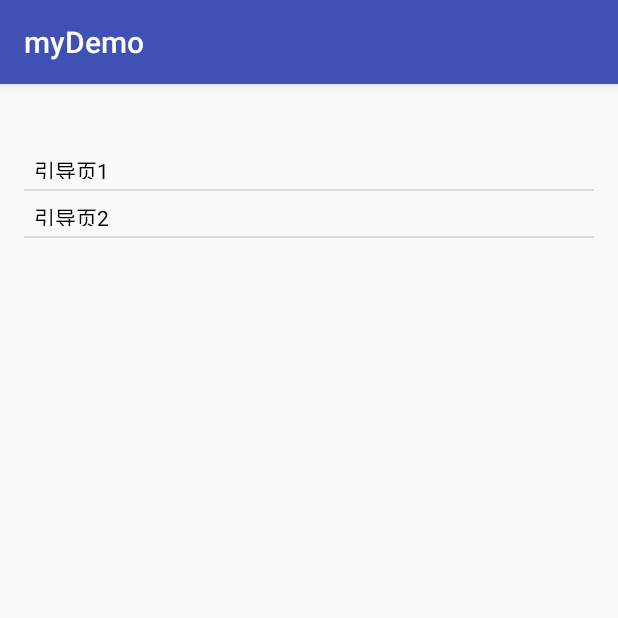
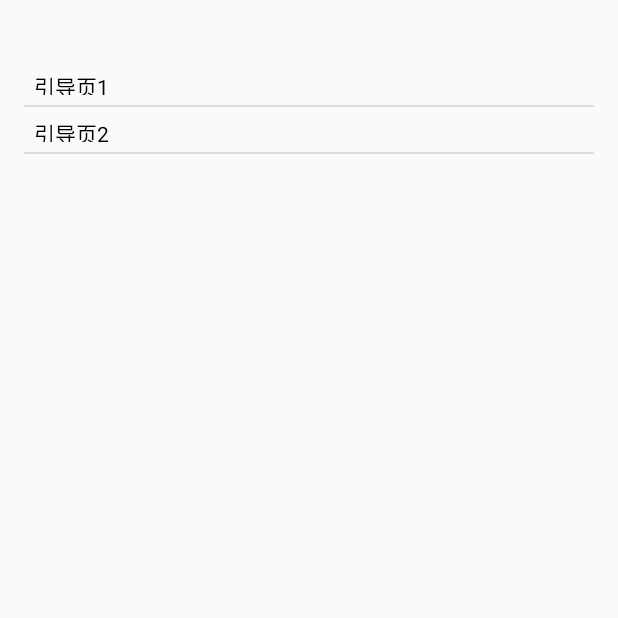
Before and after one commit to carrey001/myDemo, an Android app: the GuideListAct screen opened directly, with no data from a screen before it, on a phone screen of 412 x 824 dp, the top half of it. Run offline under Robolectric (Android 15) with nearby library versions, the phone set to English and light mode, and no system bars.

Commit message:
yindaoye 2

```diff
--- a/app/src/main/AndroidManifest.xml
+++ b/app/src/main/AndroidManifest.xml
@@ -14,7 +14,7 @@
 
     <application
         android:name=".BaseApp"
-        android:allowBackup="true"
+        android:allowBackup="false"
         android:icon="@mipmap/ic_launcher"
         android:label="@string/app_name"
         android:supportsRtl="true"
--- a/app/src/main/res/values/styles.xml
+++ b/app/src/main/res/values/styles.xml
@@ -1,7 +1,7 @@
 <resources>
 
     <!-- Base application theme. -->
-    <style name="AppTheme" parent="Theme.AppCompat.Light.DarkActionBar">
+    <style name="AppTheme" parent="AppBaseTheme">
         <!-- Customize your theme here. -->
         <item name="colorPrimary">@color/colorPrimary</item>
         <item name="colorPrimaryDark">@color/colorPrimaryDark</item>
--- a/common/src/main/AndroidManifest.xml
+++ b/common/src/main/AndroidManifest.xml
@@ -2,9 +2,8 @@
     package="com.carrey.common">
 
     <application
-        android:allowBackup="true"
-        android:label="@string/app_name"
-        android:supportsRtl="true">
+        android:allowBackup="false"
+        android:label="@string/app_name">
 
     </application>
 
--- a/common/src/main/java/com/carrey/common/CommonAct.java
+++ b/common/src/main/java/com/carrey/common/CommonAct.java
@@ -1,9 +1,11 @@
 package com.carrey.common;
 
+import android.annotation.TargetApi;
 import android.content.Intent;
 import android.content.pm.ActivityInfo;
 import android.graphics.Color;
 import android.net.Uri;
+import android.os.Build;
 import android.os.Bundle;
 import android.support.v7.app.AppCompatActivity;
 import android.view.LayoutInflater;
@@ -14,10 +16,14 @@ import android.widget.FrameLayout;
 import android.widget.LinearLayout;
 import android.widget.RelativeLayout;
 
+import com.carrey.common.util.AndroidBug5497Workaround;
 import com.carrey.common.util.ApiCompatibleUtil;
+import com.carrey.common.util.SchemeUtil;
 import com.carrey.common.util.SystemUtil;
 import com.carrey.common.util.UIUtil;
 import com.carrey.common.view.swipeback.SwipeBackActivityHelper;
+
+import java.util.Set;
 
 /**
  * 类描述：  activity 的基类
@@ -26,7 +32,7 @@ import com.carrey.common.view.swipeback.SwipeBackActivityHelper;
  */
 
 public abstract class CommonAct extends AppCompatActivity {
-
+    protected View mTitleBar;
     protected View mStatusBarTintView;
     private FrameLayout mContentLayout;
     public boolean mIsResume;
@@ -36,7 +42,7 @@ public abstract class CommonAct extends AppCompatActivity {
     /**
      * 设置通用的一些act共性
      */
-
+    @TargetApi(Build.VERSION_CODES.LOLLIPOP)
     @Override
     protected void onCreate(Bundle savedInstanceState) {
         super.onCreate(savedInstanceState);
@@ -202,13 +208,12 @@ public abstract class CommonAct extends AppCompatActivity {
      * 默认使用titlebar
      */
     protected boolean isShowTitleBar() {
-        return false;
+        return true;
     }
 
     // 根布局是否使用自定义布局
     private boolean isUseCustomContent() {
-        return true;
-//        return isShowTitleBar() || (useTintStatusBar() && ApiCompatibleUtil.hasKitKat());
+        return isShowTitleBar() || (useTintStatusBar() && ApiCompatibleUtil.hasKitKat());
     }
 
 
@@ -228,10 +233,11 @@ public abstract class CommonAct extends AppCompatActivity {
         if (isUseCustomContent()) {
             // 最外层布局
             RelativeLayout base_view = new RelativeLayout(this);
-            if (isShowTitleBar()) {
+            if (false) {
+//            if (isShowTitleBar()) {
                 initTitleBar();
                 // 填入View
-//                base_view.addView(mTitleBar);
+                base_view.addView(mTitleBar);
             } else if (isShowTintStatusBar() && ApiCompatibleUtil.hasKitKat()) {
                 initTintStatusBar();
                 // 填入View
@@ -248,11 +254,11 @@ public abstract class CommonAct extends AppCompatActivity {
 
             // 设置ContentView
             setContentView(base_view, new FrameLayout.LayoutParams(FrameLayout.LayoutParams.MATCH_PARENT, FrameLayout.LayoutParams.MATCH_PARENT));
-//            if (SystemUtil.isTintStatusBarAvailable(this)) {
-//                if ((getWindow().getAttributes().softInputMode & WindowManager.LayoutParams.SOFT_INPUT_ADJUST_RESIZE) != 0) {
-//                    AndroidBug5497Workaround.assistActivity(this);
-//                }
-//            }
+            if (SystemUtil.isTintStatusBarAvailable(this)) {
+                if ((getWindow().getAttributes().softInputMode & WindowManager.LayoutParams.SOFT_INPUT_ADJUST_RESIZE) != 0) {
+                    AndroidBug5497Workaround.assistActivity(this);
+                }
+            }
         }
 
     }
@@ -277,7 +283,16 @@ public abstract class CommonAct extends AppCompatActivity {
      * 初始化头部
      */
     protected void initTitleBar() {
-
+        // 主标题栏
+        mTitleBar = new View(this);
+        mTitleBar.setId(R.id.titlebar);
+        mTitleBar.setPadding(0, SystemUtil.isTintStatusBarAvailable(this) ? SystemUtil.getStatusBarHeight() : 0, 0, 0);
+//        mTitleBar.setLeftClickListener(new View.OnClickListener() {
+//            @Override
+//            public void onClick(View v) {
+//                finish();
+//            }
+//        });
     }
 
 
@@ -288,10 +303,18 @@ public abstract class CommonAct extends AppCompatActivity {
     private void convertDataToBundle() {
         Uri uri = getIntent().getData();
         if (uri != null && Intent.ACTION_VIEW.equals(getIntent().getAction())) {
-
-
+            Set<String> params = SchemeUtil.getQueryParameterNames(uri);
+            if (params != null) {
+                for (String key : params) {
+                    String value = uri.getQueryParameter(key);
+                    if ("true".equals(value) || "false".equals(value)) {
+                        getIntent().putExtra(key, Boolean.parseBoolean(value));
+                    } else {
+                        getIntent().putExtra(key, value);
+                    }
+                }
+            }
         }
-
     }
 
     /**
--- /dev/null
+++ b/common/src/main/res/anim/push_left_in.xml
@@ -0,0 +1,9 @@
+<?xml version="1.0" encoding="UTF-8"?>
+<set xmlns:android="http://schemas.android.com/apk/res/android" >
+
+    <translate
+        android:duration="300"
+        android:fromXDelta="100.0%p"
+        android:toXDelta="0.0" />
+
+</set>
--- /dev/null
+++ b/common/src/main/res/anim/push_left_out.xml
@@ -0,0 +1,9 @@
+<?xml version="1.0" encoding="UTF-8"?>
+<set xmlns:android="http://schemas.android.com/apk/res/android" >
+
+    <translate
+        android:duration="300"
+        android:fromXDelta="0.0"
+        android:toXDelta="-100.0%p" />
+
+</set>
--- /dev/null
+++ b/common/src/main/res/anim/push_right_in.xml
@@ -0,0 +1,9 @@
+<?xml version="1.0" encoding="UTF-8"?>
+<set xmlns:android="http://schemas.android.com/apk/res/android" >
+
+    <translate
+        android:duration="300"
+        android:fromXDelta="-100.0%p"
+        android:toXDelta="0.0" />
+
+</set>
--- /dev/null
+++ b/common/src/main/res/anim/push_right_out.xml
@@ -0,0 +1,9 @@
+<?xml version="1.0" encoding="UTF-8"?>
+<set xmlns:android="http://schemas.android.com/apk/res/android" >
+
+    <translate
+        android:duration="300"
+        android:fromXDelta="0.0"
+        android:toXDelta="100.0%p" />
+
+</set>
--- a/common/src/main/res/values/style.xml
+++ b/common/src/main/res/values/style.xml
@@ -1,5 +1,20 @@
 <?xml version="1.0" encoding="utf-8"?>
 <resources>
+
+    <style name="AppBaseTheme" parent="Theme.AppCompat.Light.NoActionBar">
+        <item name="android:windowContentOverlay">@null</item>
+        <item name="android:windowAnimationStyle">@style/AnimationActivity</item>
+        <item name="android:windowIsTranslucent">true</item>
+    </style>
+    <style name="AnimationActivity" mce_bogus="1" parent="@android:style/Animation.Translucent">
+        <item name="android:windowEnterAnimation">@null</item>
+        <item name="android:windowExitAnimation">@null</item>
+        <item name="android:activityOpenEnterAnimation">@anim/push_left_in</item>
+        <item name="android:activityOpenExitAnimation">@anim/push_left_out</item>
+        <item name="android:activityCloseEnterAnimation">@anim/push_right_in</item>
+        <item name="android:activityCloseExitAnimation">@anim/push_right_out</item>
+    </style>
+
     <!--全屏对话框-->
     <style name="FullScreenDialog" parent="android:style/Theme.Dialog">
         <item name="android:windowNoTitle">true</item>
```
Also changed, not shown: common/src/main/java/com/carrey/common/util/AndroidBug5497Workaround.java (added, +82 -0 lines).
